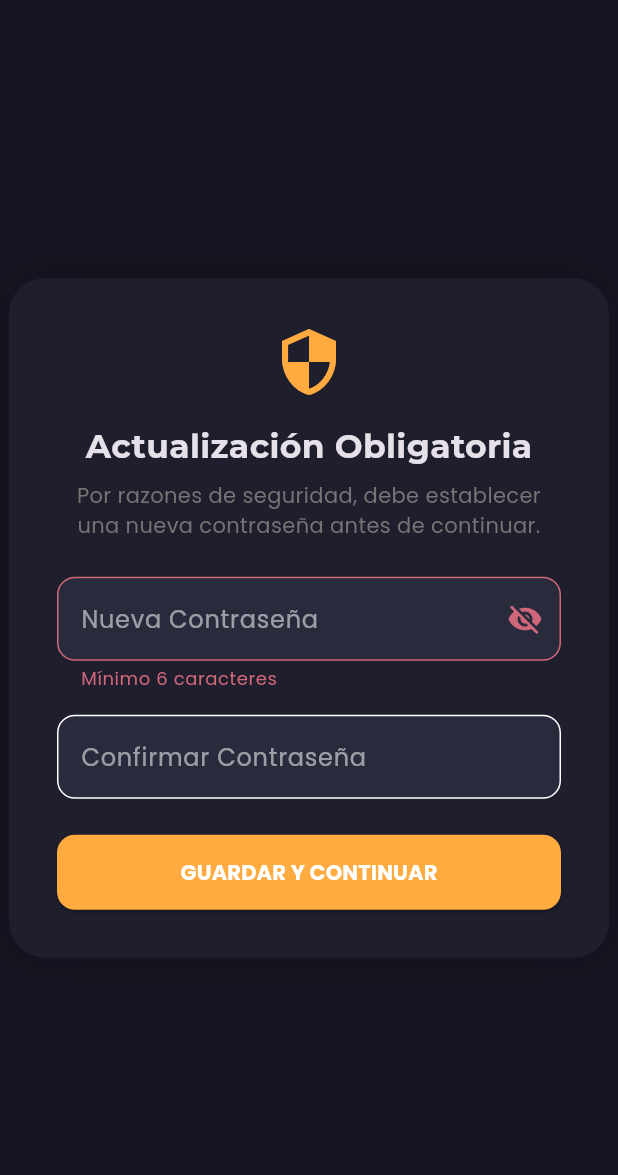
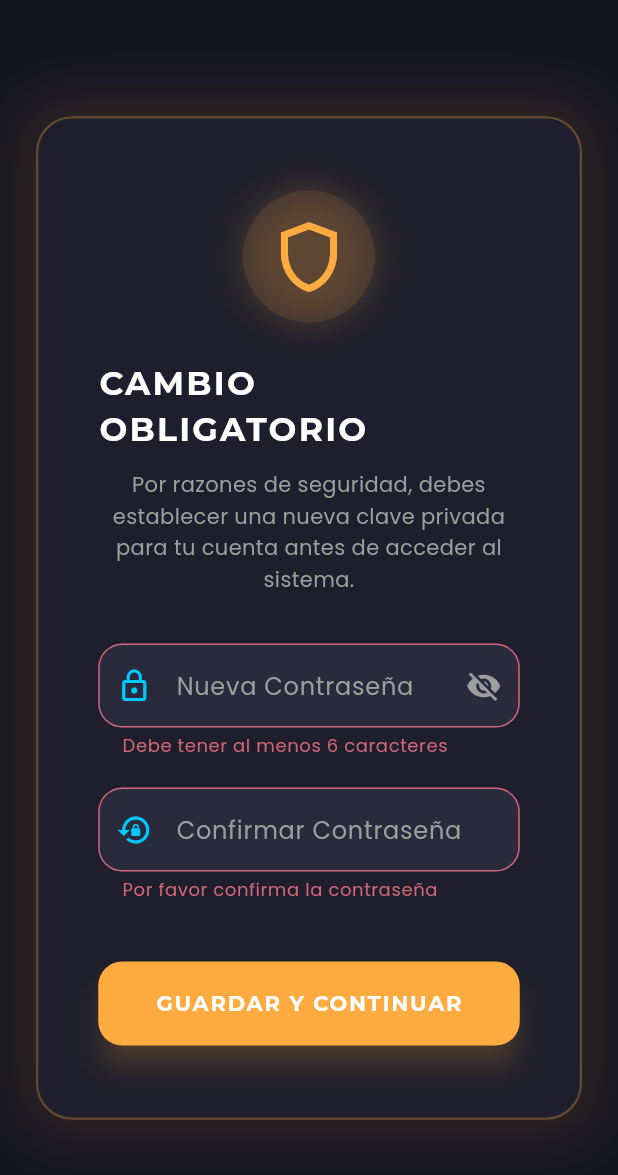
Before and after one commit to israel1996/flutter_app_aportes, a Flutter app: the ForcePasswordScreen screen opened directly, after a tap on "GUARDAR Y CONTINUAR", on a phone screen of 412 x 824 dp. Shown: the top 1175 px of the screen. Run offline on Flutter 3.47's test engine with Material 3 defaults, Android fonts, the phone set to English and light mode, and no system bars; our stand-ins replace connectivity_plus, drift, fl_chart, flutter_riverpod, flutter_secure_storage, google_fonts and 2 more; missing offline and left inert: excel, file_saver; accounts and stored records are empty; generated files the repository leaves out were written again.

Commit message:
Fixes
- Users Actives
- Contrast text

```diff
--- a/lib/features/auth/screens/force_password_screen.dart
+++ b/lib/features/auth/screens/force_password_screen.dart
@@ -43,107 +43,192 @@ class _ForcePasswordScreenState extends ConsumerState<ForcePasswordScreen> {
       // 3. Trigger Riverpod to redraw the HomeScreen!
       ref.invalidate(userRoleProvider);
     } catch (e) {
-      if (mounted) CustomSnackBar.showError(context, 'Error: $e');
+      if (mounted) CustomSnackBar.showError(context, 'Error al actualizar: $e');
     } finally {
       if (mounted) setState(() => _isLoading = false);
     }
   }
 
   @override
+  void dispose() {
+    _passwordController.dispose();
+    _confirmController.dispose();
+    super.dispose();
+  }
+
+  @override
   Widget build(BuildContext context) {
     final colorScheme = Theme.of(context).colorScheme;
+    final isDark = Theme.of(context).brightness == Brightness.dark;
+
+    // Cyber/Neon accent colors
+    final accentColor = isDark ? const Color(0xFF00C9FF) : colorScheme.primary;
+    final alertColor = Colors.orangeAccent;
 
     return Scaffold(
+      backgroundColor: Theme.of(context).scaffoldBackgroundColor,
       body: Center(
+        child: SingleChildScrollView(
+          padding: const EdgeInsets.all(24.0),
           child: Container(
-          constraints: const BoxConstraints(maxWidth: 400),
-          padding: const EdgeInsets.all(32),
+            constraints: const BoxConstraints(maxWidth: 450),
+            padding: const EdgeInsets.symmetric(horizontal: 40, vertical: 48),
             decoration: BoxDecoration(
               color: colorScheme.surface,
               borderRadius: BorderRadius.circular(24),
               boxShadow: [
-              BoxShadow(color: Colors.black.withOpacity(0.1), blurRadius: 20),
+                BoxShadow(
+                  color: alertColor.withOpacity(isDark ? 0.15 : 0.05),
+                  blurRadius: 30,
+                  spreadRadius: 5,
+                ),
+                BoxShadow(
+                  color: Colors.black.withOpacity(0.1),
+                  blurRadius: 10,
+                  offset: const Offset(0, 5),
+                ),
               ],
+              border: Border.all(
+                color: alertColor.withOpacity(0.3),
+                width: 1.5,
+              ),
             ),
             child: Form(
               key: _formKey,
               child: Column(
                 mainAxisSize: MainAxisSize.min,
                 children: [
-                const Icon(
-                  Icons.security,
-                  size: 48,
-                  color: Colors.orangeAccent,
+                  // Glowing Security Icon
+                  Container(
+                    padding: const EdgeInsets.all(16),
+                    decoration: BoxDecoration(
+                      color: alertColor.withOpacity(0.1),
+                      shape: BoxShape.circle,
+                      boxShadow: [
+                        BoxShadow(
+                          color: alertColor.withOpacity(0.2),
+                          blurRadius: 20,
+                          spreadRadius: 2,
                         ),
-                const SizedBox(height: 16),
+                      ],
+                    ),
+                    child: Icon(
+                      Icons.shield_outlined,
+                      size: 56,
+                      color: alertColor,
+                    ),
+                  ),
+                  const SizedBox(height: 24),
+
                   Text(
-                  'Actualización Obligatoria',
+                    'CAMBIO OBLIGATORIO',
                     style: GoogleFonts.montserrat(
                       fontSize: 22,
                       fontWeight: FontWeight.bold,
+                      letterSpacing: 1.5,
+                      color: colorScheme.onSurface,
                     ),
                   ),
-                const SizedBox(height: 8),
+                  const SizedBox(height: 12),
+
                   Text(
-                  'Por razones de seguridad, debe establecer una nueva contraseña antes de continuar.',
+                    'Por razones de seguridad, debes establecer una nueva clave privada para tu cuenta antes de acceder al sistema.',
                     textAlign: TextAlign.center,
-                  style: TextStyle(color: Colors.grey.shade600),
+                    style: GoogleFonts.poppins(
+                      color: Colors.grey.shade500,
+                      fontSize: 14,
+                      height: 1.5,
                     ),
-                const SizedBox(height: 24),
+                  ),
+                  const SizedBox(height: 32),
 
+                  // New Password Field
                   TextFormField(
                     controller: _passwordController,
                     obscureText: _obscure,
+                    style: GoogleFonts.poppins(color: colorScheme.onSurface),
                     decoration: InputDecoration(
                       labelText: 'Nueva Contraseña',
+                      labelStyle: GoogleFonts.poppins(color: Colors.grey),
+                      prefixIcon: Icon(Icons.lock_outline, color: accentColor),
                       border: OutlineInputBorder(
-                      borderRadius: BorderRadius.circular(12),
+                        borderRadius: BorderRadius.circular(16),
+                      ),
+                      focusedBorder: OutlineInputBorder(
+                        borderRadius: BorderRadius.circular(16),
+                        borderSide: BorderSide(color: accentColor, width: 2),
                       ),
                       suffixIcon: IconButton(
                         icon: Icon(
                           _obscure ? Icons.visibility_off : Icons.visibility,
+                          color: Colors.grey,
                         ),
                         onPressed: () => setState(() => _obscure = !_obscure),
                       ),
                     ),
                     validator: (val) => val != null && val.length < 6
-                      ? 'Mínimo 6 caracteres'
+                        ? 'Debe tener al menos 6 caracteres'
                         : null,
                   ),
-                const SizedBox(height: 16),
+                  const SizedBox(height: 20),
+
+                  // Confirm Password Field
                   TextFormField(
                     controller: _confirmController,
                     obscureText: _obscure,
+                    style: GoogleFonts.poppins(color: colorScheme.onSurface),
                     decoration: InputDecoration(
                       labelText: 'Confirmar Contraseña',
+                      labelStyle: GoogleFonts.poppins(color: Colors.grey),
+                      prefixIcon: Icon(Icons.lock_reset, color: accentColor),
                       border: OutlineInputBorder(
-                      borderRadius: BorderRadius.circular(12),
+                        borderRadius: BorderRadius.circular(16),
+                      ),
+                      focusedBorder: OutlineInputBorder(
+                        borderRadius: BorderRadius.circular(16),
+                        borderSide: BorderSide(color: accentColor, width: 2),
                       ),
                     ),
-                  validator: (val) => val != _passwordController.text
-                      ? 'Las contraseñas no coinciden'
-                      : null,
+                    validator: (val) {
+                      if (val == null || val.isEmpty)
+                        return 'Por favor confirma la contraseña';
+                      if (val != _passwordController.text)
+                        return 'Las contraseñas no coinciden';
+                      return null;
+                    },
                   ),
-                const SizedBox(height: 24),
+                  const SizedBox(height: 40),
 
+                  // Action Button
                   SizedBox(
                     width: double.infinity,
-                  height: 50,
+                    height: 56,
                     child: ElevatedButton(
                       onPressed: _isLoading ? null : _updatePassword,
                       style: ElevatedButton.styleFrom(
-                      backgroundColor: Colors.orangeAccent,
+                        backgroundColor: alertColor,
+                        foregroundColor: Colors.white,
+                        elevation: 8,
+                        shadowColor: alertColor.withOpacity(0.5),
                         shape: RoundedRectangleBorder(
-                        borderRadius: BorderRadius.circular(12),
+                          borderRadius: BorderRadius.circular(16),
                         ),
                       ),
                       child: _isLoading
-                        ? const CircularProgressIndicator(color: Colors.white)
-                        : const Text(
+                          ? const SizedBox(
+                              width: 24,
+                              height: 24,
+                              child: CircularProgressIndicator(
+                                color: Colors.white,
+                                strokeWidth: 2.5,
+                              ),
+                            )
+                          : Text(
                               'GUARDAR Y CONTINUAR',
-                            style: TextStyle(
-                              color: Colors.white,
+                              style: GoogleFonts.montserrat(
                                 fontWeight: FontWeight.bold,
+                                fontSize: 14,
+                                letterSpacing: 1.2,
                               ),
                             ),
                     ),
@@ -153,6 +238,7 @@ class _ForcePasswordScreenState extends ConsumerState<ForcePasswordScreen> {
             ),
           ),
         ),
+      ),
     );
   }
 }
--- a/lib/features/home/screens/dashboard_summary.dart
+++ b/lib/features/home/screens/dashboard_summary.dart
@@ -25,7 +25,11 @@ class DashboardSummary extends ConsumerWidget {
           builder: (context, membersSnapshot) {
             // 1. Calculate Real Data
             final aportes = historySnapshot.data ?? [];
-            final members = membersSnapshot.data ?? [];
+            final allMembers = membersSnapshot.data ?? [];
+
+            final activeMembers = allMembers
+                .where((m) => m.activo == 1)
+                .toList();
 
             double totalAportes = 0;
             final now = DateTime.now();
@@ -69,7 +73,7 @@ class DashboardSummary extends ConsumerWidget {
                           children: [
                             _buildTotalCard(total: totalAportes),
                             const SizedBox(height: 16),
-                            _buildMembersCard(members.length.toString()),
+                            _buildMembersCard(activeMembers.length.toString()),
                             const SizedBox(height: 16),
                             _buildActivityCard(aportesEsteMes.toString()),
                           ],
@@ -80,7 +84,9 @@ class DashboardSummary extends ConsumerWidget {
                           Expanded(child: _buildTotalCard(total: totalAportes)),
                           const SizedBox(width: 20),
                           Expanded(
-                            child: _buildMembersCard(members.length.toString()),
+                            child: _buildMembersCard(
+                              activeMembers.length.toString(),
+                            ),
                           ),
                           const SizedBox(width: 20),
                           Expanded(
@@ -361,9 +367,17 @@ class GradientSummaryCard extends StatelessWidget {
                 child: Text(
                   title,
                   style: GoogleFonts.poppins(
-                    color: Colors.white70,
+                    color: Colors.white, // Changed to pure white
                     fontSize: 14,
-                    fontWeight: FontWeight.w500,
+                    fontWeight: FontWeight.w600, // Slightly bolder
+                    shadows: [
+                      // Added shadow for contrast
+                      Shadow(
+                        color: Colors.black.withOpacity(0.3),
+                        blurRadius: 4,
+                        offset: const Offset(0, 2),
+                      ),
+                    ],
                   ),
                   overflow: TextOverflow.ellipsis,
                 ),
@@ -373,7 +387,6 @@ class GradientSummaryCard extends StatelessWidget {
             ],
           ),
           const SizedBox(height: 15),
-          // Use FittedBox to automatically shrink the huge numbers if the screen gets too small
           FittedBox(
             fit: BoxFit.scaleDown,
             alignment: Alignment.centerLeft,
@@ -383,6 +396,13 @@ class GradientSummaryCard extends StatelessWidget {
                 color: Colors.white,
                 fontSize: 32,
                 fontWeight: FontWeight.bold,
+                shadows: [
+                  Shadow(
+                    color: Colors.black.withOpacity(0.3),
+                    blurRadius: 6,
+                    offset: const Offset(0, 3),
+                  ),
+                ],
               ),
             ),
           ),
```
Lines whose indentation alone changed are shown as unchanged.
